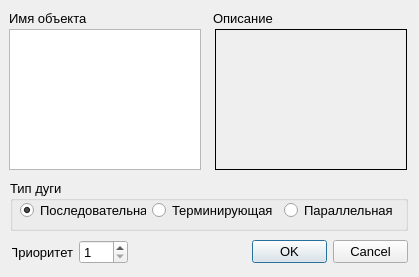
Before: the Qt Designer form arcpropertydialog.ui in graf-abolmasov/PGraph, drawn with Qt 5.
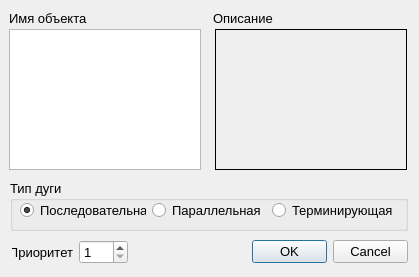
After: the same form once the commit is applied. Icons and pictures are not drawn.

Patch:
```diff
--- a/arcpropertydialog.ui
+++ b/arcpropertydialog.ui
@@ -114,7 +114,7 @@
    <property name="title">
     <string>Тип дуги</string>
    </property>
-   <widget class="QWidget" name="">
+   <widget class="QWidget" name="layoutWidget">
     <property name="geometry">
      <rect>
       <x>10</x>
@@ -135,23 +135,23 @@
       </widget>
      </item>
      <item>
-      <widget class="QRadioButton" name="radioButton_3">
-       <property name="text">
-        <string>Терминирующая</string>
-       </property>
-      </widget>
-     </item>
-     <item>
-      <widget class="QRadioButton" name="radioButton_2">
+      <widget class="QRadioButton" name="parallelRadioBtn">
        <property name="text">
         <string>Параллельная</string>
        </property>
       </widget>
      </item>
+     <item>
+      <widget class="QRadioButton" name="terminateRadioBtn">
+       <property name="text">
+        <string>Терминирующая</string>
+       </property>
+      </widget>
+     </item>
     </layout>
    </widget>
   </widget>
-  <widget class="QWidget" name="">
+  <widget class="QWidget" name="layoutWidget">
    <property name="geometry">
     <rect>
      <x>12</x>
```
Left out of the diff: 4 changed lines with no effect on the pictures.
